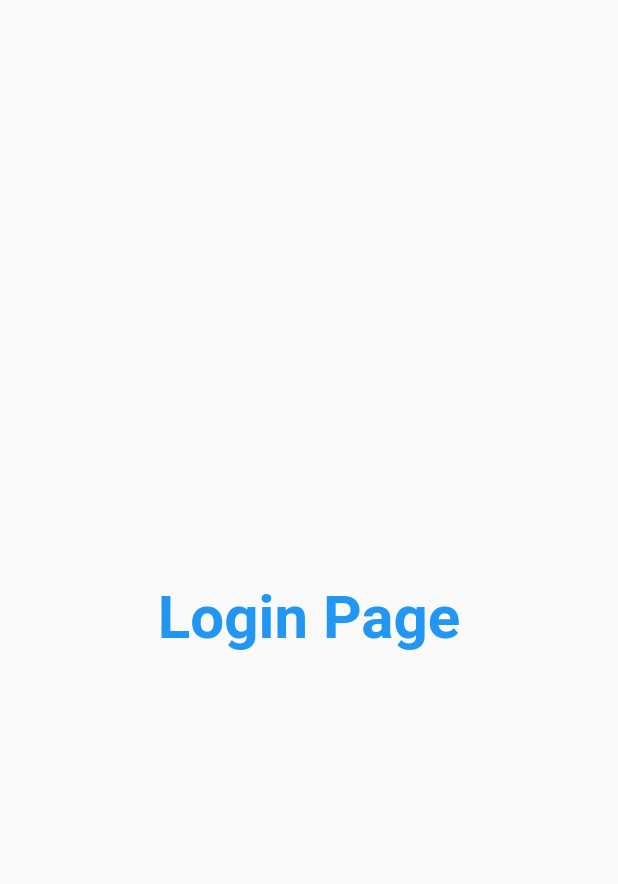
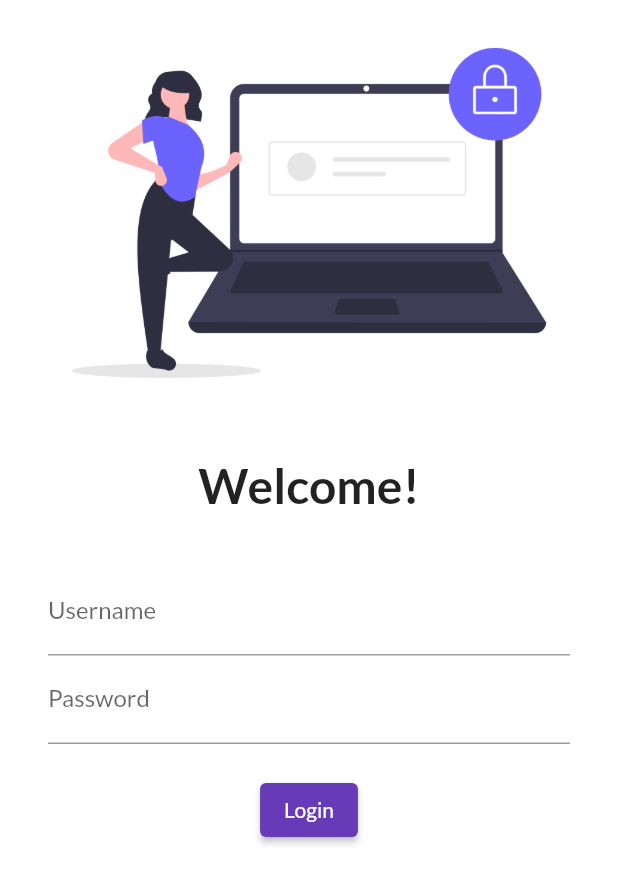
Before and after one commit to rohit1406/FlutterTutorials, a Flutter app: the screen it shows after launch, on a phone screen of 412 x 824 dp. Shown: the top 884 px of the screen. Run offline on Flutter 3.47's test engine with Material 2 defaults, Android fonts, the phone set to English and light mode, and no system bars; our stand-ins replace google_fonts.

Commit message:
Day 4 Completed

```diff
--- a/lib/main.dart
+++ b/lib/main.dart
@@ -2,6 +2,7 @@ import 'package:flutter/cupertino.dart';
 import 'package:flutter/material.dart';
 import 'package:tutorial/pages/home_page.dart';
 import 'package:tutorial/pages/login_page.dart';
+import 'package:google_fonts/google_fonts.dart';
 
 void main() {
   runApp(MyApp());
@@ -14,7 +15,9 @@ class MyApp extends StatelessWidget {
   Widget build(BuildContext context) {
     return MaterialApp(
       themeMode: ThemeMode.light,
-      theme: ThemeData(primarySwatch: Colors.amber),
+      theme: ThemeData(
+          primarySwatch: Colors.deepPurple,
+          fontFamily: GoogleFonts.lato().fontFamily),
       darkTheme: ThemeData(brightness: Brightness.dark),
       initialRoute: "/",
       routes: {
--- a/lib/pages/login_page.dart
+++ b/lib/pages/login_page.dart
@@ -6,13 +6,49 @@ class LoginPage extends StatelessWidget {
   @override
   Widget build(BuildContext context) {
     return Material(
-      child: Center(
-        child: Text(
-          "Login Page",
-          style: TextStyle(
-              fontSize: 40, color: Colors.blue, fontWeight: FontWeight.bold),
-        ),
-      ),
-    );
+        color: Colors.white,
+        child: Column(
+          children: [
+            Image.asset(
+              "assets/images/login_image.png",
+              fit: BoxFit.cover,
+            ),
+            SizedBox(
+              height: 20.0,
+            ),
+            Text(
+              "Welcome!",
+              style: TextStyle(fontSize: 32, fontWeight: FontWeight.bold),
+            ),
+            SizedBox(
+              height: 20.0,
+            ),
+            Padding(
+              padding:
+                  const EdgeInsets.symmetric(vertical: 16.0, horizontal: 32.0),
+              child: Column(
+                children: [
+                  TextFormField(
+                    decoration: InputDecoration(
+                        hintText: "Enter Username", labelText: "Username"),
+                  ),
+                  TextFormField(
+                    obscureText: true,
+                    decoration: InputDecoration(
+                        hintText: "Enter Password", labelText: "Password"),
+                  ),
+                  SizedBox(
+                    height: 20.0,
+                  ),
+                  ElevatedButton(
+                      onPressed: () {
+                        print("Hello");
+                      },
+                      child: Text("Login"))
+                ],
+              ),
+            )
+          ],
+        ));
   }
 }
--- a/pubspec.yaml
+++ b/pubspec.yaml
@@ -28,6 +28,7 @@ dependencies:
   # The following adds the Cupertino Icons font to your application.
   # Use with the CupertinoIcons class for iOS style icons.
   cupertino_icons: ^1.0.2
+  google_fonts: ^2.1.0
 
 dev_dependencies:
   flutter_test:
@@ -45,8 +46,8 @@ flutter:
   uses-material-design: true
 
   # To add assets to your application, add an assets section, like this:
-  # assets:
-  #   - images/a_dot_burr.jpeg
+  assets:
+    - assets/images/
   #   - images/a_dot_ham.jpeg
 
   # An image asset can refer to one or more resolution-specific "variants", see
```
Also changed, not shown: assets/images/login_image.png (added), pubspec.lock.
